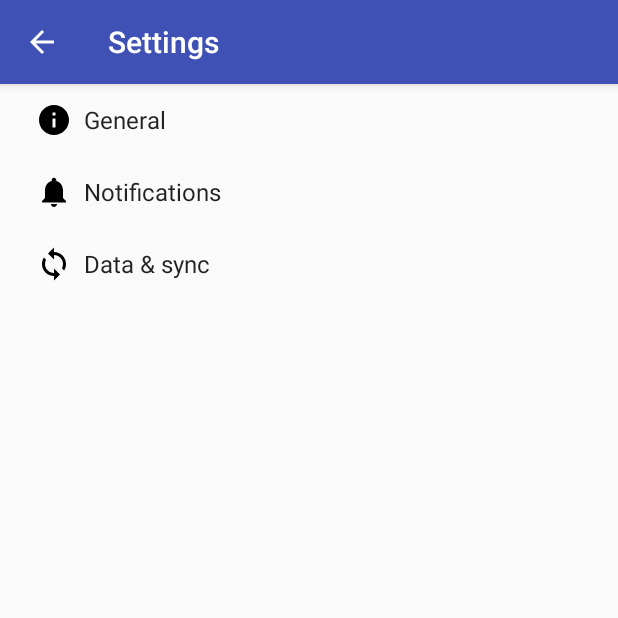
After one commit to Jugendhackt/Nextperience, an Android app: the SettingsActivity screen opened directly, with no data from a screen before it, on a phone screen of 412 x 824 dp, the top half of it. The commit adds this screen. Run offline under Robolectric (Android 15) with nearby library versions, the phone set to English and light mode, and no system bars; network calls fail.

Commit message:
settings link

```diff
--- a/App/app/build.gradle
+++ b/App/app/build.gradle
@@ -29,6 +29,7 @@ dependencies {
     compile 'com.android.support:design:25.3.1'
     compile 'com.android.support:support-vector-drawable:25.3.1'
     compile 'com.android.support.constraint:constraint-layout:1.0.2'
+    compile 'com.mcxiaoke.volley:library:1.0.19'
+    compile 'com.android.support:support-v4:25.3.1'
     testCompile 'junit:junit:4.12'
-    compile 'com.mcxiaoke.volley:library:1.0.19'
 }
--- /dev/null
+++ b/App/app/src/main/java/jugendhackt/org/nextperience/AppCompatPreferenceActivity.java
@@ -0,0 +1,109 @@
+package jugendhackt.org.nextperience;
+
+import android.content.res.Configuration;
+import android.os.Bundle;
+import android.preference.PreferenceActivity;
+import android.support.annotation.LayoutRes;
+import android.support.annotation.Nullable;
+import android.support.v7.app.ActionBar;
+import android.support.v7.app.AppCompatDelegate;
+import android.support.v7.widget.Toolbar;
+import android.view.MenuInflater;
+import android.view.View;
+import android.view.ViewGroup;
+
+/**
+ * A {@link android.preference.PreferenceActivity} which implements and proxies the necessary calls
+ * to be used with AppCompat.
+ */
+public abstract class AppCompatPreferenceActivity extends PreferenceActivity {
+
+    private AppCompatDelegate mDelegate;
+
+    @Override
+    protected void onCreate(Bundle savedInstanceState) {
+        getDelegate().installViewFactory();
+        getDelegate().onCreate(savedInstanceState);
+        super.onCreate(savedInstanceState);
+    }
+
+    @Override
+    protected void onPostCreate(Bundle savedInstanceState) {
+        super.onPostCreate(savedInstanceState);
+        getDelegate().onPostCreate(savedInstanceState);
+    }
+
+    public ActionBar getSupportActionBar() {
+        return getDelegate().getSupportActionBar();
+    }
+
+    public void setSupportActionBar(@Nullable Toolbar toolbar) {
+        getDelegate().setSupportActionBar(toolbar);
+    }
+
+    @Override
+    public MenuInflater getMenuInflater() {
+        return getDelegate().getMenuInflater();
+    }
+
+    @Override
+    public void setContentView(@LayoutRes int layoutResID) {
+        getDelegate().setContentView(layoutResID);
+    }
+
+    @Override
+    public void setContentView(View view) {
+        getDelegate().setContentView(view);
+    }
+
+    @Override
+    public void setContentView(View view, ViewGroup.LayoutParams params) {
+        getDelegate().setContentView(view, params);
+    }
+
+    @Override
+    public void addContentView(View view, ViewGroup.LayoutParams params) {
+        getDelegate().addContentView(view, params);
+    }
+
+    @Override
+    protected void onPostResume() {
+        super.onPostResume();
+        getDelegate().onPostResume();
+    }
+
+    @Override
+    protected void onTitleChanged(CharSequence title, int color) {
+        super.onTitleChanged(title, color);
+        getDelegate().setTitle(title);
+    }
+
+    @Override
+    public void onConfigurationChanged(Configuration newConfig) {
+        super.onConfigurationChanged(newConfig);
+        getDelegate().onConfigurationChanged(newConfig);
+    }
+
+    @Override
+    protected void onStop() {
+        super.onStop();
+        getDelegate().onStop();
+    }
+
+    @Override
+    protected void onDestroy() {
+        super.onDestroy();
+        getDelegate().onDestroy();
+    }
+
+    public void invalidateOptionsMenu() {
+        getDelegate().invalidateOptionsMenu();
+    }
+
+    private AppCompatDelegate getDelegate() {
+        if (mDelegate == null) {
+            mDelegate = AppCompatDelegate.create(this, null);
+        }
+        return mDelegate;
+    }
+}
--- /dev/null
+++ b/App/app/src/main/res/drawable/ic_info_black_24dp.xml
@@ -0,0 +1,9 @@
+<vector xmlns:android="http://schemas.android.com/apk/res/android"
+    android:width="24dp"
+    android:height="24dp"
+    android:viewportHeight="24.0"
+    android:viewportWidth="24.0">
+    <path
+        android:fillColor="#FF000000"
+        android:pathData="M12,2C6.48,2 2,6.48 2,12s4.48,10 10,10 10,-4.48 10,-10S17.52,2 12,2zm1,15h-2v-6h2v6zm0,-8h-2V7h2v2z" />
+</vector>
--- /dev/null
+++ b/App/app/src/main/res/drawable/ic_sync_black_24dp.xml
@@ -0,0 +1,9 @@
+<vector xmlns:android="http://schemas.android.com/apk/res/android"
+    android:width="24dp"
+    android:height="24dp"
+    android:viewportHeight="24.0"
+    android:viewportWidth="24.0">
+    <path
+        android:fillColor="#FF000000"
+        android:pathData="M12 4V1L8 5l4 4V6c3.31 0 6 2.69 6 6 0 1.01,-.25 1.97,-.7 2.8l1.46 1.46C19.54 15.03 20 13.57 20 12c0,-4.42,-3.58,-8,-8,-8zm0 14c-3.31 0,-6,-2.69,-6,-6 0,-1.01.25,-1.97.7,-2.8L5.24 7.74C4.46 8.97 4 10.43 4 12c0 4.42 3.58 8 8 8v3l4,-4,-4,-4v3z" />
+</vector>
--- a/App/app/src/main/res/values/strings.xml
+++ b/App/app/src/main/res/values/strings.xml
@@ -3,5 +3,78 @@
     <string name="title_home">Videos</string>
     <string name="title_dashboard">Record</string>
     <string name="title_notifications">Personal Settings</string>
-    <string name="title_activity_main">MainActivity</string>
+    <string name="title_activity_main">nEXtPERIENCE</string>
+    <string name="title_activity_settings">Settings</string>
+
+    <!-- Strings related to Settings -->
+
+    <!-- Example General settings -->
+    <string name="pref_header_general">General</string>
+
+    <string name="pref_title_social_recommendations">Enable social recommendations</string>
+    <string name="pref_description_social_recommendations">Recommendations for people to contact
+        based on your message history
+    </string>
+
+    <string name="pref_title_display_name">Display name</string>
+    <string name="pref_default_display_name">John Smith</string>
+
+    <string name="pref_title_add_friends_to_messages">Add friends to messages</string>
+    <string-array name="pref_example_list_titles">
+        <item>Always</item>
+        <item>When possible</item>
+        <item>Never</item>
+    </string-array>
+    <string-array name="pref_example_list_values">
+        <item>1</item>
+        <item>0</item>
+        <item>-1</item>
+    </string-array>
+
+    <!-- Example settings for Data & Sync -->
+    <string name="pref_header_data_sync">Data &amp; sync</string>
+
+    <string name="pref_title_sync_frequency">Sync frequency</string>
+    <string-array name="pref_sync_frequency_titles">
+        <item>15 minutes</item>
+        <item>30 minutes</item>
+        <item>1 hour</item>
+        <item>3 hours</item>
+        <item>6 hours</item>
+        <item>Never</item>
+    </string-array>
+    <string-array name="pref_sync_frequency_values">
+        <item>15</item>
+        <item>30</item>
+        <item>60</item>
+        <item>180</item>
+        <item>360</item>
+        <item>-1</item>
+    </string-array>
+
+    <string-array name="list_preference_entries">
+        <item>Entry 1</item>
+        <item>Entry 2</item>
+        <item>Entry 3</item>
+    </string-array>
+
+    <string-array name="list_preference_entry_values">
+        <item>1</item>
+        <item>2</item>
+        <item>3</item>
+    </string-array>
+
+    <string-array name="multi_select_list_preference_default_value" />
+
+    <string name="pref_title_system_sync_settings">System sync settings</string>
+
+    <!-- Example settings for Notifications -->
+    <string name="pref_header_notifications">Notifications</string>
+
+    <string name="pref_title_new_message_notifications">New message notifications</string>
+
+    <string name="pref_title_ringtone">Ringtone</string>
+    <string name="pref_ringtone_silent">Silent</string>
+
+    <string name="pref_title_vibrate">Vibrate</string>
 </resources>
--- /dev/null
+++ b/App/app/src/main/res/xml/pref_data_sync.xml
@@ -0,0 +1,21 @@
+<PreferenceScreen xmlns:android="http://schemas.android.com/apk/res/android">
+
+    <!-- NOTE: Hide buttons to simplify the UI. Users can touch outside the dialog to
+         dismiss it. -->
+    <!-- NOTE: ListPreference's summary should be set to its value by the activity code. -->
+    <ListPreference
+        android:defaultValue="180"
+        android:entries="@array/pref_sync_frequency_titles"
+        android:entryValues="@array/pref_sync_frequency_values"
+        android:key="sync_frequency"
+        android:negativeButtonText="@null"
+        android:positiveButtonText="@null"
+        android:title="@string/pref_title_sync_frequency" />
+
+    <!-- This preference simply launches an intent when selected. Use this UI sparingly, per
+         design guidelines. -->
+    <Preference android:title="@string/pref_title_system_sync_settings">
+        <intent android:action="android.settings.SYNC_SETTINGS" />
+    </Preference>
+
+</PreferenceScreen>
--- /dev/null
+++ b/App/app/src/main/res/xml/pref_general.xml
@@ -0,0 +1,33 @@
+<PreferenceScreen xmlns:android="http://schemas.android.com/apk/res/android">
+
+    <SwitchPreference
+        android:defaultValue="true"
+        android:key="example_switch"
+        android:summary="@string/pref_description_social_recommendations"
+        android:title="@string/pref_title_social_recommendations" />
+
+    <!-- NOTE: EditTextPreference accepts EditText attributes. -->
+    <!-- NOTE: EditTextPreference's summary should be set to its value by the activity code. -->
+    <EditTextPreference
+        android:capitalize="words"
+        android:defaultValue="@string/pref_default_display_name"
+        android:inputType="textCapWords"
+        android:key="example_text"
+        android:maxLines="1"
+        android:selectAllOnFocus="true"
+        android:singleLine="true"
+        android:title="@string/pref_title_display_name" />
+
+    <!-- NOTE: Hide buttons to simplify the UI. Users can touch outside the dialog to
+         dismiss it. -->
+    <!-- NOTE: ListPreference's summary should be set to its value by the activity code. -->
+    <ListPreference
+        android:defaultValue="-1"
+        android:entries="@array/pref_example_list_titles"
+        android:entryValues="@array/pref_example_list_values"
+        android:key="example_list"
+        android:negativeButtonText="@null"
+        android:positiveButtonText="@null"
+        android:title="@string/pref_title_add_friends_to_messages" />
+
+</PreferenceScreen>
--- /dev/null
+++ b/App/app/src/main/res/xml/pref_headers.xml
@@ -0,0 +1,20 @@
+<preference-headers xmlns:android="http://schemas.android.com/apk/res/android">
+
+    <!-- These settings headers are only used on tablets. -->
+
+    <header
+        android:fragment="jugendhackt.org.nextperience.SettingsActivity$GeneralPreferenceFragment"
+        android:icon="@drawable/ic_info_black_24dp"
+        android:title="@string/pref_header_general" />
+
+    <header
+        android:fragment="jugendhackt.org.nextperience.SettingsActivity$NotificationPreferenceFragment"
+        android:icon="@drawable/ic_notifications_black_24dp"
+        android:title="@string/pref_header_notifications" />
+
+    <header
+        android:fragment="jugendhackt.org.nextperience.SettingsActivity$DataSyncPreferenceFragment"
+        android:icon="@drawable/ic_sync_black_24dp"
+        android:title="@string/pref_header_data_sync" />
+
+</preference-headers>
--- /dev/null
+++ b/App/app/src/main/res/xml/pref_notification.xml
@@ -0,0 +1,27 @@
+<PreferenceScreen xmlns:android="http://schemas.android.com/apk/res/android">
+
+    <!-- A 'parent' preference, which enables/disables child preferences (below)
+         when checked/unchecked. -->
+    <SwitchPreference
+        android:defaultValue="true"
+        android:key="notifications_new_message"
+        android:title="@string/pref_title_new_message_notifications" />
+
+    <!-- Allows the user to choose a ringtone in the 'notification' category. -->
+    <!-- NOTE: This preference will be enabled only when the checkbox above is checked. -->
+    <!-- NOTE: RingtonePreference's summary should be set to its value by the activity code. -->
+    <RingtonePreference
+        android:defaultValue="content://settings/system/notification_sound"
+        android:dependency="notifications_new_message"
+        android:key="notifications_new_message_ringtone"
+        android:ringtoneType="notification"
+        android:title="@string/pref_title_ringtone" />
+
+    <!-- NOTE: This preference will be enabled only when the checkbox above is checked. -->
+    <SwitchPreference
+        android:defaultValue="true"
+        android:dependency="notifications_new_message"
+        android:key="notifications_new_message_vibrate"
+        android:title="@string/pref_title_vibrate" />
+
+</PreferenceScreen>
```
Also changed, not shown: App/app/src/main/AndroidManifest.xml (+9 -0 lines), App/app/src/main/java/jugendhackt/org/nextperience/MainActivity.java (+41 -9 lines), App/app/src/main/java/jugendhackt/org/nextperience/SettingsActivity.java (added, +254 -0 lines), App/app/src/main/res/menu/navigation.xml (+7 -17 lines).
